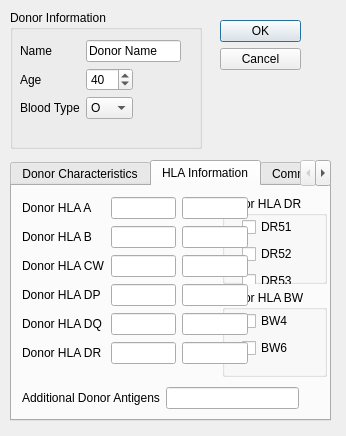
The window that KPD GUI/AltruisticDonorDialog.ui (mathieubray/KPDGUI) describes before a commit, drawn with Qt 5.
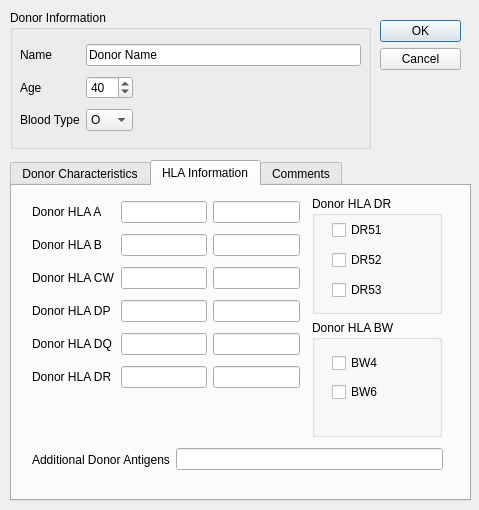
The same window after the commit. The open tabs and pages were chosen to show the change.

The edit to the form file:
```diff
--- a/KPD GUI/AltruisticDonorDialog.ui
+++ b/KPD GUI/AltruisticDonorDialog.ui
@@ -6,20 +6,20 @@
    <rect>
     <x>0</x>
     <y>0</y>
-    <width>346</width>
-    <height>436</height>
+    <width>479</width>
+    <height>510</height>
    </rect>
   </property>
   <property name="minimumSize">
    <size>
-    <width>346</width>
-    <height>436</height>
+    <width>479</width>
+    <height>510</height>
    </size>
   </property>
   <property name="maximumSize">
    <size>
-    <width>346</width>
-    <height>436</height>
+    <width>479</width>
+    <height>510</height>
    </size>
   </property>
   <property name="windowTitle">
@@ -28,7 +28,7 @@
   <widget class="QDialogButtonBox" name="buttonBox">
    <property name="geometry">
     <rect>
-     <x>220</x>
+     <x>380</x>
      <y>20</y>
      <width>81</width>
      <height>101</height>
@@ -46,7 +46,7 @@
     <rect>
      <x>10</x>
      <y>10</y>
-     <width>192</width>
+     <width>361</width>
      <height>139</height>
     </rect>
    </property>
@@ -58,8 +58,8 @@
      <rect>
       <x>10</x>
       <y>30</y>
-      <width>161</width>
-      <height>82</height>
+      <width>341</width>
+      <height>95</height>
      </rect>
     </property>
     <layout class="QGridLayout" name="donorGridLayout">
@@ -162,8 +162,8 @@
     <rect>
      <x>10</x>
      <y>160</y>
-     <width>321</width>
-     <height>261</height>
+     <width>461</width>
+     <height>341</height>
     </rect>
    </property>
    <property name="currentIndex">
@@ -248,10 +248,10 @@
     <widget class="QWidget" name="layoutWidget_7">
      <property name="geometry">
       <rect>
-       <x>10</x>
+       <x>20</x>
        <y>10</y>
-       <width>226</width>
-       <height>169</height>
+       <width>268</width>
+       <height>197</height>
       </rect>
      </property>
      <layout class="QGridLayout" name="donorHLAGridLayout">
@@ -338,10 +338,10 @@
     <widget class="QWidget" name="layoutWidget_9">
      <property name="geometry">
       <rect>
-       <x>10</x>
-       <y>200</y>
-       <width>277</width>
-       <height>24</height>
+       <x>20</x>
+       <y>260</y>
+       <width>411</width>
+       <height>27</height>
       </rect>
      </property>
      <layout class="QHBoxLayout" name="horizontalLayout">
@@ -360,10 +360,10 @@
     <widget class="QWidget" name="layoutWidget">
      <property name="geometry">
       <rect>
-       <x>210</x>
+       <x>300</x>
        <y>10</y>
-       <width>105</width>
-       <height>181</height>
+       <width>130</width>
+       <height>241</height>
       </rect>
      </property>
      <layout class="QVBoxLayout" name="verticalLayout">
@@ -377,8 +377,8 @@
           <rect>
            <x>20</x>
            <y>20</y>
-           <width>59</width>
-           <height>76</height>
+           <width>70</width>
+           <height>89</height>
           </rect>
          </property>
          <layout class="QVBoxLayout" name="donorHLADRVerticalLayout">
@@ -416,9 +416,9 @@
          <property name="geometry">
           <rect>
            <x>20</x>
-           <y>20</y>
-           <width>55</width>
-           <height>49</height>
+           <y>30</y>
+           <width>63</width>
+           <height>57</height>
           </rect>
          </property>
          <layout class="QVBoxLayout" name="donorHLABWVerticalLayout">
```
Left out of the diff: 10 changed lines with no effect on the pictures.
